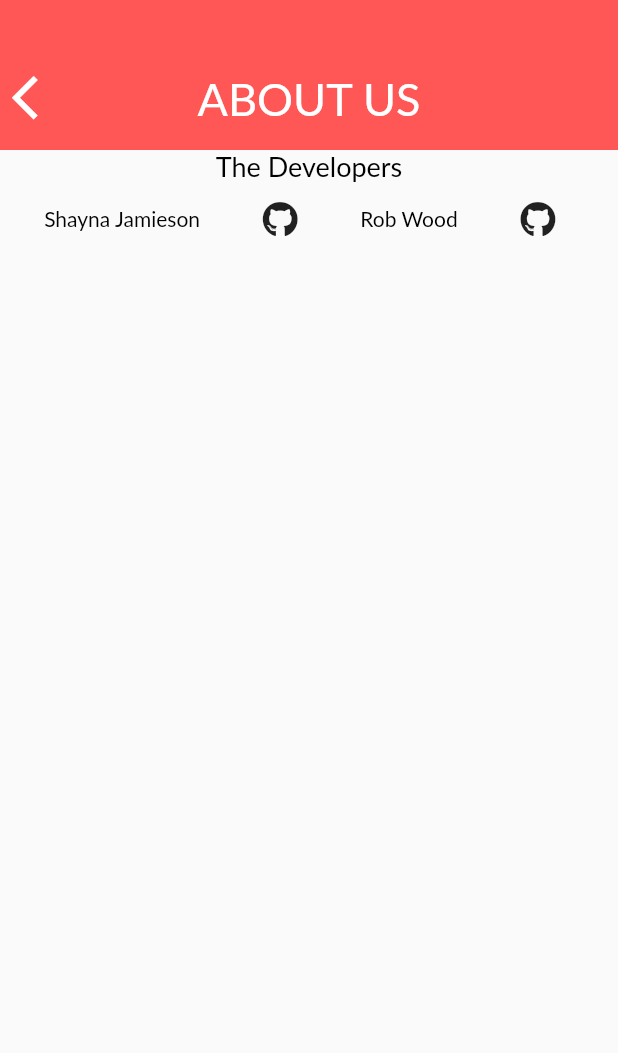
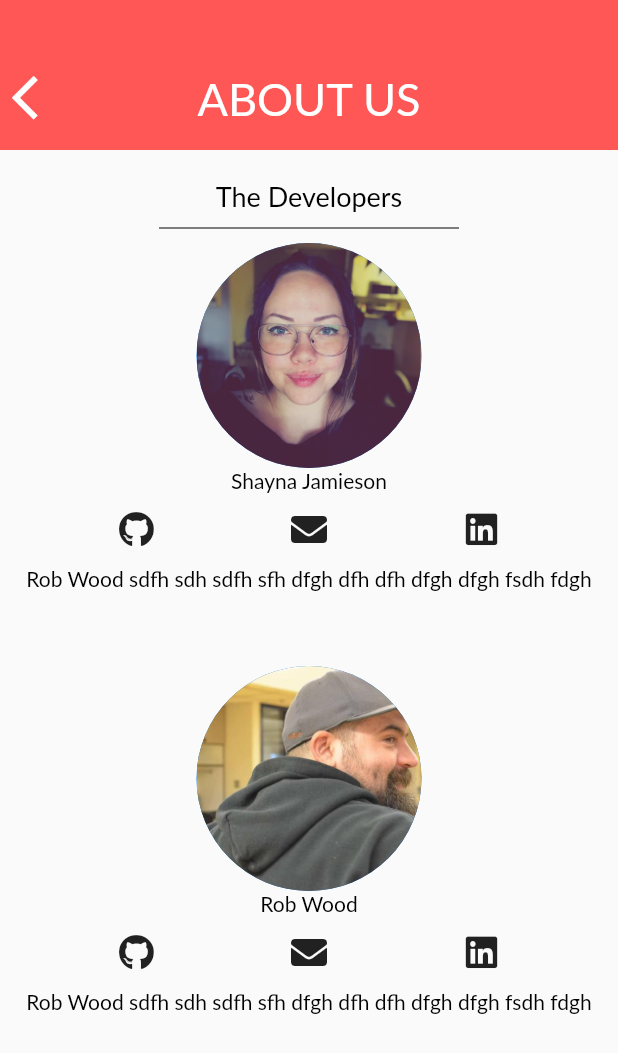
Before and after one commit to jamiesonshayna/LookToTheCook, a Flutter app: the AboutUsScreen screen opened by its route, on a phone screen of 412 x 824 dp. Shown: the top 1053 px of the screen. Run offline on Flutter 3.47's test engine with Material 2 defaults, Android fonts, the phone set to English and light mode, and no system bars; our stand-ins replace font_awesome_flutter; Roboto replaces fonts that are missing (Lato).

Commit message:
added git email and linkedin along with pics and name / about us text to be filled in

```diff
--- a/look_to_the_cook/lib/templates/icon_git.dart
+++ b/look_to_the_cook/lib/templates/icon_git.dart
@@ -3,15 +3,17 @@ import 'package:font_awesome_flutter/font_awesome_flutter.dart';
 import 'package:url_launcher/url_launcher.dart';
 class IconGit extends StatelessWidget {
   final String link;
-
+  final IconData whichIcon;
   IconGit(
-    {@required this.link
+    {
+      @required this.link,
+      @required this.whichIcon,
     });
 
   Widget build(BuildContext context) {
       return new IconButton(
         // Use the FontAwesomeIcons class for the IconData
-          icon: new Icon(FontAwesomeIcons.github),
+          icon: new Icon(whichIcon),
           onPressed: () {
             _launchURL(link);
           }
--- a/look_to_the_cook/lib/views/aboutus_screen.dart
+++ b/look_to_the_cook/lib/views/aboutus_screen.dart
@@ -4,6 +4,7 @@ import 'package:url_launcher/url_launcher.dart';
 import 'package:look_to_the_cook/templates/app_bar_component.dart';
 import 'package:look_to_the_cook/templates/icon_git.dart';
 import 'package:look_to_the_cook/templates/normal_text.dart';
+import 'package:font_awesome_flutter/font_awesome_flutter.dart';
 // ROUTES
 
 /*
@@ -35,32 +36,95 @@ class AboutUsScreen extends StatelessWidget {
       ),
       body: Column(
           children: <Widget>[
+            SizedBox(
+              height: 20.0,
+            ),
             NormalText(
               text: "The Developers",
               textSize: 18,
               textColor : Colors.black,
             ),
-            Row(
-                mainAxisAlignment: MainAxisAlignment.spaceEvenly,
-                children: <Widget>[
+            SizedBox(
+              height: 20.0,
+              width: 200.0,
+              child: Divider(
+                color: Colors.black,
+              ),
+            ),
+            CircleAvatar(
+              radius: 75.0,
+              backgroundImage: AssetImage('images/js_prof.png'),
+            ),
             NormalText(
               text: "Shayna Jamieson",
               textSize: 14,
               textColor : Colors.black,
             ),
+            Row(
+                mainAxisAlignment: MainAxisAlignment.spaceEvenly,
+                children: <Widget>[
+
                 IconGit(
                   link: 'https://github.com/jamiesonshayna',
+                  whichIcon: FontAwesomeIcons.github,
+                ),
+
+                IconGit(
+                    link: 'mailto:sjamieson2@mail.greenriver.edu',
+                    whichIcon: FontAwesomeIcons.solidEnvelope,
+                ),
+                  IconGit(
+                    link: 'https://www.linkedin.com/in/shayna-jamieson/',
+                    whichIcon: FontAwesomeIcons.linkedin,
+                  ),
+
+        ]),
+            NormalText(
+              text: "Rob Wood sdfh sdh sdfh sfh dfgh dfh dfh dfgh dfgh fsdh fdgh ",
+              textSize: 14,
+              textColor : Colors.black,
+            ),
+
+            SizedBox(
+              height: 50.0,
+            ),
+
+
+            CircleAvatar(
+              radius: 75.0,
+              backgroundImage: AssetImage('images/rw_prof.jpg'),
             ),
             NormalText(
               text: "Rob Wood",
               textSize: 14,
               textColor : Colors.black,
             ),
+            Row(
+                mainAxisAlignment: MainAxisAlignment.spaceEvenly,
+                children: <Widget>[
+
                   IconGit(
-                    link: 'https://github.com/woodrdk',
+                    link: 'https://github.com/jamiesonshayna',
+                    whichIcon: FontAwesomeIcons.github,
                   ),
+
+                  IconGit(
+                    link: 'mailto:rdrwood@gmail.com',
+                    whichIcon: FontAwesomeIcons.solidEnvelope,
+                  ),
+                  IconGit(
+                    link: 'https://www.linkedin.com/in/robert-wood-jr-rdk/',
+                    whichIcon: FontAwesomeIcons.linkedin,
+                  ),
+
                 ]),
-        ]));
-
+            NormalText(
+              text: "Rob Wood sdfh sdh sdfh sfh dfgh dfh dfh dfgh dfgh fsdh fdgh ",
+              textSize: 14,
+              textColor : Colors.black,
+            ),
+          ]
+      )
+    );
   }
 }
```
Also changed, not shown: look_to_the_cook/images/js_prof.png (added), look_to_the_cook/images/rw_prof.jpg (added). Lines whose indentation alone changed are shown as unchanged.
